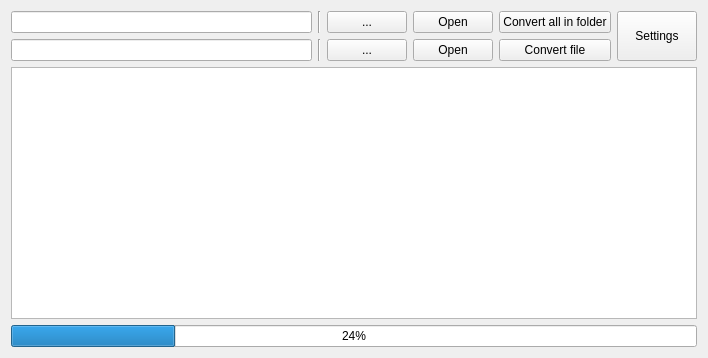
This is PyFANS/UI/UI_TimetraceExtractor.ui in zigorrom/PyFANS as Qt 5 draws it before an edit. The edited form follows.
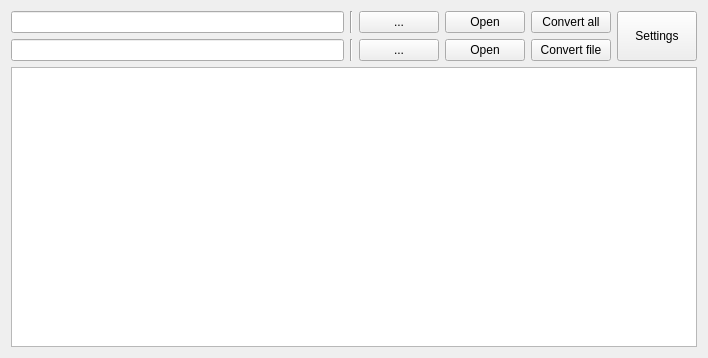
This is the edited form.

Commit message: ui wrapper for timetrace series convertion

Diff of the .ui file:
```diff
--- a/PyFANS/UI/UI_TimetraceExtractor.ui
+++ b/PyFANS/UI/UI_TimetraceExtractor.ui
@@ -40,7 +40,7 @@
           </sizepolicy>
          </property>
          <property name="text">
-          <string>Convert all in folder</string>
+          <string>Convert all</string>
          </property>
         </widget>
        </item>
@@ -160,12 +160,9 @@
       </layout>
      </item>
      <item>
-      <widget class="QTextEdit" name="textEdit"/>
-     </item>
-     <item>
-      <widget class="QProgressBar" name="progressBar">
-       <property name="value">
-        <number>24</number>
+      <widget class="QTextEdit" name="ui_program_output">
+       <property name="readOnly">
+        <bool>true</bool>
        </property>
       </widget>
      </item>
```
Left out of the diff: 2 changed lines with no effect on the pictures. The commit also changes 3 other files.
